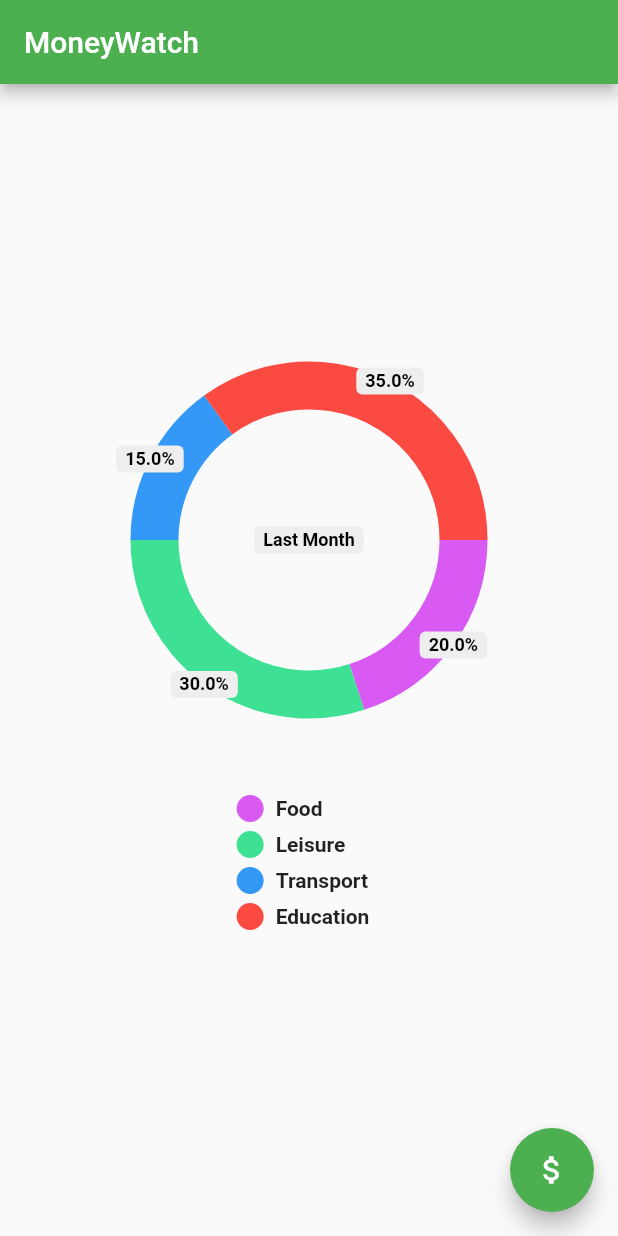
After one commit to Davide64-dev/FEUP_ESOF_MoneyWatch, a Flutter app: the screen it shows after launch, on a phone screen of 412 x 824 dp. The commit adds this screen. Run offline on Flutter 3.47's test engine with Material 2 defaults, Android fonts, the phone set to English and light mode, and no system bars; drawn by our look-alikes of flutter_speed_dial, pie_chart.

Commit message:
changed directory

```diff
--- /dev/null
+++ b/lib/View/HomePageView.dart
@@ -0,0 +1,98 @@
+import 'package:flutter/material.dart';
+import 'package:flutter_speed_dial/flutter_speed_dial.dart';
+import 'package:name/View/addExpense.dart';
+import 'package:pie_chart/pie_chart.dart';
+
+
+class HomePage extends StatefulWidget {
+  const HomePage({super.key, required this.title});
+  final String title;
+
+  @override
+  State<HomePage> createState() => _HomePageState();
+}
+
+class _HomePageState extends State<HomePage> {
+
+  Map<String, double> dataMap = {
+    "Food": 20,
+    "Leisure": 30,
+    "Transport": 15,
+    "Education": 35,
+  };
+
+  List<Color> colorList = [
+    const Color(0xffd95af3),
+    const Color(0xff3EE094),
+    const Color(0xff3398f6),
+    const Color(0xfffa4a42),
+    const Color(0xfffe9539),
+  ];
+
+  @override
+  Widget build(BuildContext context) {
+    return Scaffold(
+      appBar: AppBar(
+        title: Text(widget.title),
+      ),
+      body: Container(
+        child: PieChart(
+          dataMap: dataMap,
+          centerText: "Last Month",
+          colorList: colorList,
+          chartType: ChartType.ring,
+          ringStrokeWidth: 32,
+          chartRadius: MediaQuery.of(context).size.width / 2,
+          animationDuration: Duration(seconds: 1),
+          chartLegendSpacing: 64,
+          chartValuesOptions: ChartValuesOptions(
+            showChartValueBackground: true,
+            showChartValues: true,
+            showChartValuesInPercentage: true,
+            showChartValuesOutside: true,
+          ),
+          legendOptions: LegendOptions(
+            showLegends: true,
+            legendShape: BoxShape.circle,
+            legendPosition: LegendPosition.bottom,
+          ),
+        ),
+      ),
+
+      floatingActionButton: SpeedDial(
+          curve: Curves.easeInSine,
+          spaceBetweenChildren: 15,
+          children: [
+            SpeedDialChild(
+              child: Icon(Icons.add),
+              backgroundColor: Colors.green,
+              onTap: () {
+                Navigator.push(
+                  context,
+                  MaterialPageRoute(builder: (context) =>  const AddExpenseView(title: 'Add Expense',)),
+                );
+              },
+            ),
+            SpeedDialChild(
+              child: Icon(Icons.forum),
+              backgroundColor: Colors.green,
+            ),
+            SpeedDialChild(
+              child: Icon(Icons.percent),
+              backgroundColor: Colors.green,
+            ),
+            SpeedDialChild(
+              child: Icon(Icons.psychology),
+              backgroundColor: Colors.green,
+            ),
+            SpeedDialChild(
+              child: Icon(Icons.savings),
+              backgroundColor: Colors.green,
+            ),
+
+          ],
+          child: Icon(Icons.attach_money)
+      ), // This trailing comma makes auto-formatting nicer for build methods.
+    );
+  }
+}
```
Also changed, not shown: lib/View/addExpense.dart (renamed from lib/addExpense.dart, +4 -4 lines), lib/main.dart (+3 -100 lines).
